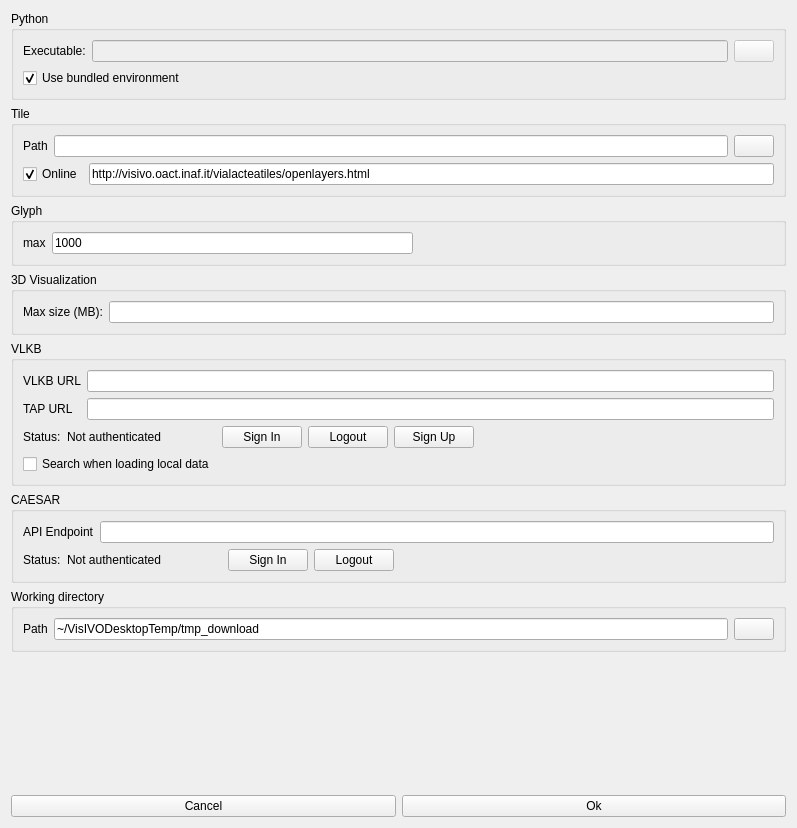
Before: the Qt Designer form Code/ui/settingform.ui in VisIVOLab/ViaLacteaVisualAnalytics, drawn with Qt 5.
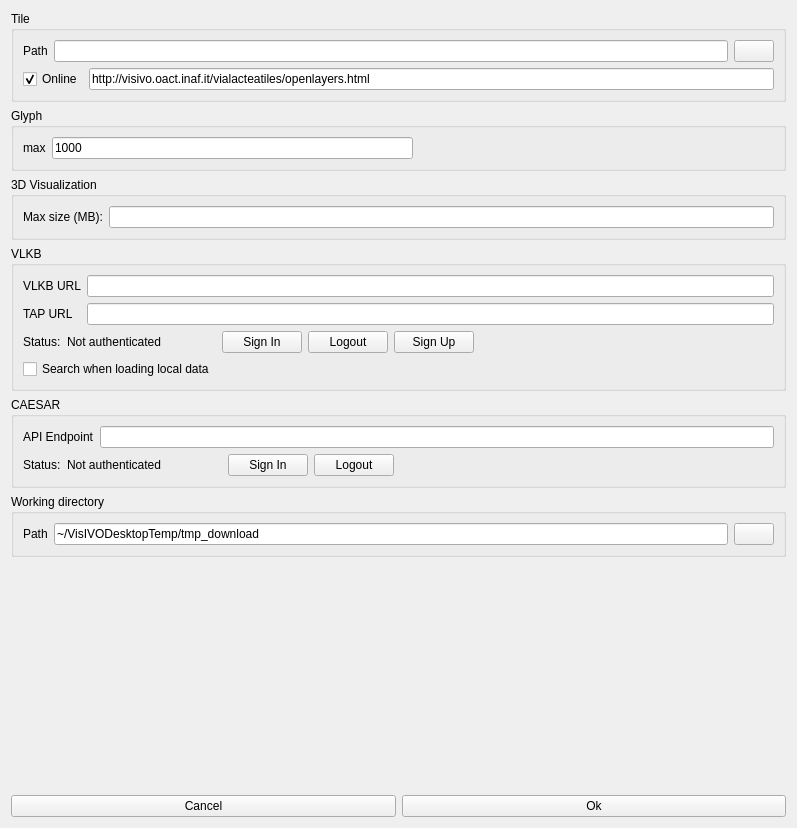
After: the same form once the commit is applied. Icons and pictures are not drawn.

Commit message: Removed Python selection from settings

The edit to the form file:
```diff
--- a/Code/ui/settingform.ui
+++ b/Code/ui/settingform.ui
@@ -14,60 +14,6 @@
    <string>Settings</string>
   </property>
   <layout class="QVBoxLayout" name="verticalLayout_2">
-   <item>
-    <widget class="QGroupBox" name="groupBox_5">
-     <property name="title">
-      <string>Python</string>
-     </property>
-     <layout class="QVBoxLayout" name="verticalLayout_6">
-      <item>
-       <layout class="QHBoxLayout" name="horizontalLayout_2">
-        <item>
-         <widget class="QLabel" name="label_10">
-          <property name="text">
-           <string>Executable:</string>
-          </property>
-          <property name="buddy">
-           <cstring>textPython</cstring>
-          </property>
-         </widget>
-        </item>
-        <item>
-         <widget class="QLineEdit" name="textPython">
-          <property name="enabled">
-           <bool>false</bool>
-          </property>
-         </widget>
-        </item>
-        <item>
-         <widget class="QPushButton" name="btnPython">
-          <property name="enabled">
-           <bool>false</bool>
-          </property>
-          <property name="text">
-           <string/>
-          </property>
-          <property name="icon">
-           <iconset resource="../visivo.qrc">
-            <normaloff>:/icons/FILE_OPEN.bmp</normaloff>:/icons/FILE_OPEN.bmp</iconset>
-          </property>
-         </widget>
-        </item>
-       </layout>
-      </item>
-      <item>
-       <widget class="QCheckBox" name="checkBundlePython">
-        <property name="text">
-         <string>Use bundled environment</string>
-        </property>
-        <property name="checked">
-         <bool>true</bool>
-        </property>
-       </widget>
-      </item>
-     </layout>
-    </widget>
-   </item>
    <item>
     <widget class="QGroupBox" name="groupBox">
      <property name="title">
```
Left out of the diff: 3 changed lines with no effect on the pictures. The commit also changes 7 other files.
